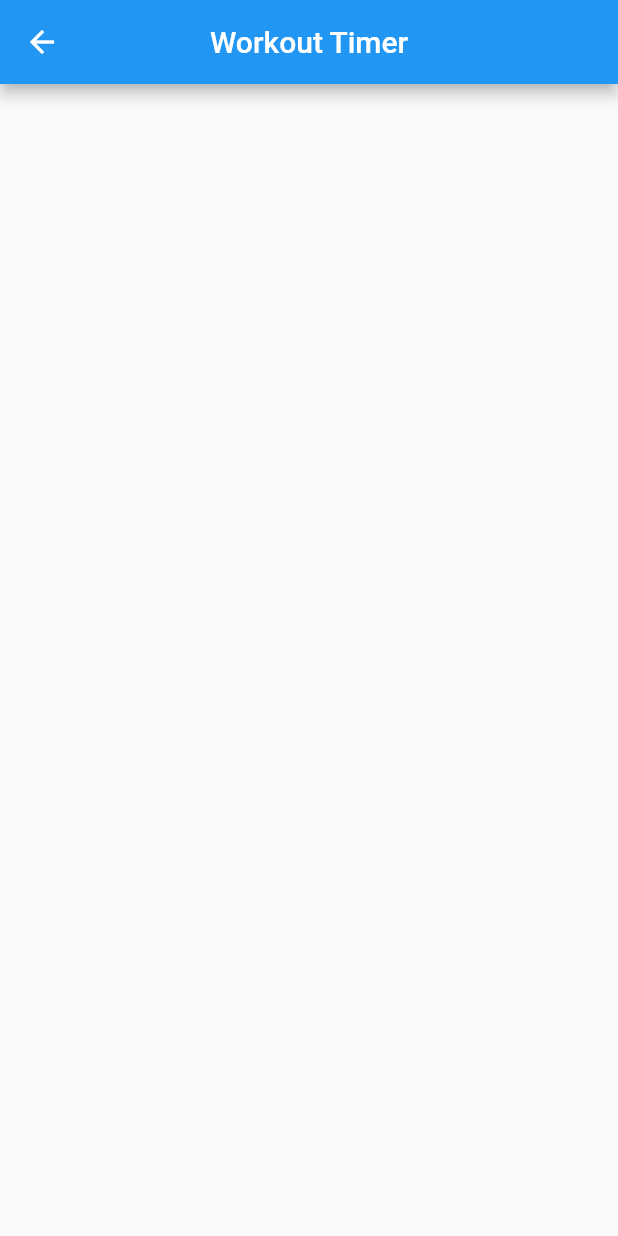
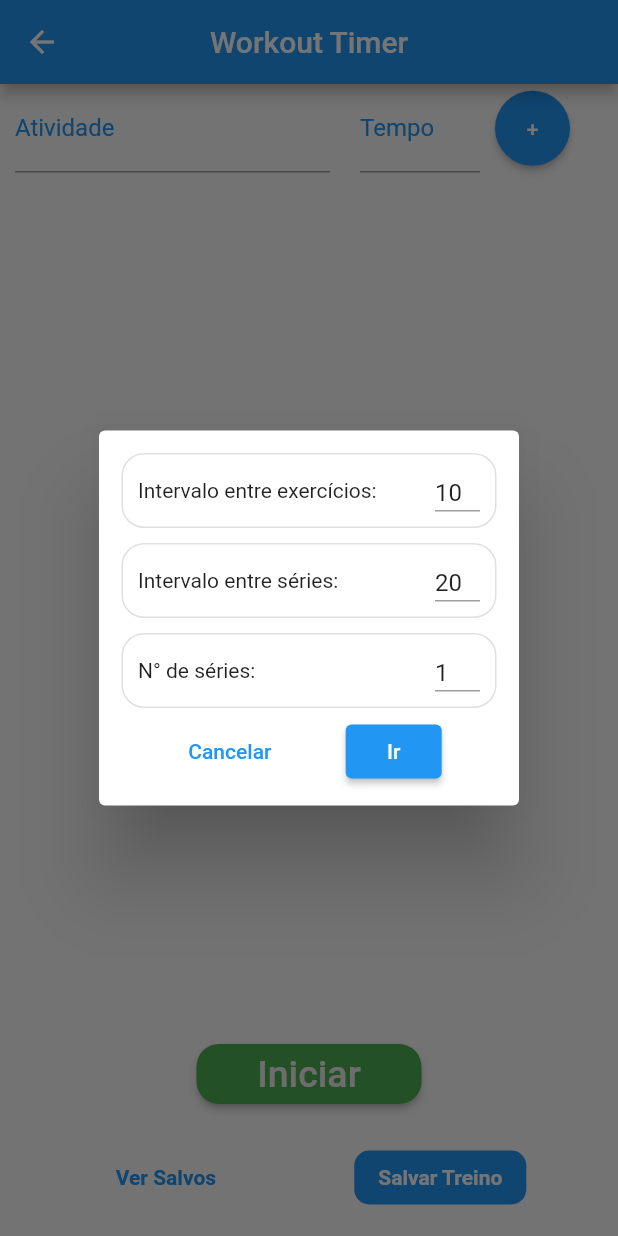
Before and after one commit to RafaelSetton/Rafael-Setton-App, a Flutter app: the Edit screen opened by its route, after a tap on "Iniciar", on a phone screen of 412 x 824 dp. Run offline on Flutter 3.47's test engine with Material 2 defaults, Android fonts, the phone set to English and light mode, and no system bars; our stand-ins replace circular_countdown_timer, cloud_firestore, firebase_core, flutter_tts, shared_preferences; missing offline and left inert: function_tree; accounts and stored records are empty.

Commit message:
Update Workout Timer

```diff
--- a/lib/pages/colorGame/index.dart
+++ b/lib/pages/colorGame/index.dart
@@ -101,8 +101,8 @@ class _ColorGamePageState extends State<ColorGamePage> {
 
         String email = (await RAM.read("user"))!;
         UserModel user = (await UserDB.show(email))!;
-        if (results > user.data["colorgamepts"]) {
-          user.data["colorgamepts"] = results;
+        if (results > user.data.colorGamePts) {
+          user.data.colorGamePts = results;
           await UserDB.post(user);
         }
       }
--- a/lib/pages/register/index.dart
+++ b/lib/pages/register/index.dart
@@ -3,6 +3,7 @@ import 'package:flutter/material.dart';
 import 'package:sql_treino/services/cryptography/cryptography.dart';
 import 'package:sql_treino/services/database/storage.dart';
 import 'package:sql_treino/shared/functions/emptyValidator.dart';
+import 'package:sql_treino/shared/models/userDataModel.dart';
 import 'package:sql_treino/shared/models/userModel.dart';
 import 'package:sql_treino/shared/themes/theme.dart';
 import 'package:sql_treino/shared/widgets/alertWidget.dart';
@@ -84,7 +85,7 @@ class _RegisterPageState extends State<RegisterPage> {
       email: _email.text.trim(),
       password: Cryptography.encrypt(_password.text),
       birthday: "${_birthday.day}/${_birthday.month}/${_birthday.year}",
-      data: {"todos": [], "colorgamepts": 0},
+      data: UserDataModel(colorGamePts: 0, todos: [], workouts: {}),
     );
     String err = await UserDB.post(user, create: true);
     switch (err) {
--- a/lib/pages/workoutTimer/editPage.dart
+++ b/lib/pages/workoutTimer/editPage.dart
@@ -1,9 +1,11 @@
 import 'dart:async';
 import 'dart:convert';
 import 'package:flutter/material.dart';
+import 'package:sql_treino/pages/workoutTimer/selectionDialog.dart';
 import 'package:sql_treino/pages/workoutTimer/shared.dart';
 import 'package:sql_treino/services/database/storage.dart';
 import 'package:sql_treino/services/local/RAM.dart';
+import 'package:sql_treino/shared/models/workoutModel.dart';
 
 class Edit extends StatefulWidget {
   @override
@@ -97,8 +99,14 @@ class _EditState extends State<Edit> {
               ),
               child: Text("Salvar"),
               onPressed: () async {
-                Map<String, int> workouts = Map();
-                sequence.forEach((element) => workouts.addAll(element.toMap()));
+                List<WorkoutModel> workouts = sequence
+                    .map(
+                      (element) => WorkoutModel(
+                        title: element.name.text,
+                        duration: int.parse(element.time.text),
+                      ),
+                    )
+                    .toList();
                 await WorkoutDB.post(saveNameController.text, workouts);
 
                 Navigator.pop(context); // Pop Dialog
@@ -118,18 +126,21 @@ class _EditState extends State<Edit> {
   }
 
   Future _loadRAM() async {
-    Map<String, int> workouts = await loadRAM();
-    sequence = [];
-    workouts.forEach((key, value) {
-      sequence.add(createSection(key, value.toString()));
-    });
+    List<WorkoutModel> workouts = await loadRAM();
+    sequence = workouts
+        .map((e) => createSection(e.title, e.duration.toString()))
+        .toList();
 
     setState(() {});
   }
 
   Future _saveRAM() async {
-    Map<String, int> compiled = Map();
-    sequence.forEach((element) => compiled.addAll(element.toMap()));
+    List<Map> compiled = sequence
+        .map((element) => {
+              "title": element.name.text,
+              "duration": int.parse(element.time.text),
+            })
+        .toList();
     await RAM.write("currentWorkout", jsonEncode(compiled));
   }
 
@@ -291,15 +302,16 @@ class _EditState extends State<Edit> {
                   fontSize: 25,
                 ),
               ),
-              onPressed: () {
-                Navigator.pushNamed(context, "/workouttimer-run");
+              onPressed: () async {
+                await showDialog(
+                    context: context, builder: (_) => SelectionDialog());
               },
             ),
           ),
         ],
       ),
       bottomNavigationBar: Row(
-        mainAxisAlignment: MainAxisAlignment.spaceBetween,
+        mainAxisAlignment: MainAxisAlignment.spaceEvenly,
         children: [
           Container(
             padding: EdgeInsets.all(15),
--- /dev/null
+++ b/lib/pages/workoutTimer/selectionDialog.dart
@@ -0,0 +1,124 @@
+import 'dart:convert';
+
+import 'package:flutter/material.dart';
+import 'package:flutter/services.dart';
+import 'package:sql_treino/services/local/RAM.dart';
+import 'package:sql_treino/shared/models/workoutModel.dart';
+
+class SelectionDialog extends StatefulWidget {
+  const SelectionDialog({Key? key}) : super(key: key);
+
+  @override
+  _SelectionDialogState createState() => _SelectionDialogState();
+}
+
+class _SelectionDialogState extends State<SelectionDialog> {
+  TextEditingController exerciseIntervalController =
+      TextEditingController(text: "10");
+  TextEditingController seriesIntervalController =
+      TextEditingController(text: "20");
+  TextEditingController seriesCountController =
+      TextEditingController(text: "1");
+
+  void onChanged(TextEditingController controller) {
+    if (controller.text.isEmpty)
+      controller.text = "0";
+    else if (controller.text.length > 1 && controller.text.startsWith("0"))
+      controller.text = controller.text.substring(1);
+    controller.selection =
+        TextSelection.collapsed(offset: controller.text.length);
+  }
+
+  void saveAndPop() async {
+    List<WorkoutModel> workouts = List<Map<String, dynamic>>.from(
+            jsonDecode((await RAM.read("currentWorkout"))!))
+        .map((e) => WorkoutModel.fromMap(e))
+        .toList();
+
+    // Add Pausas
+    for (int i = 1; i <= workouts.length; i += 2)
+      workouts.insert(
+        i,
+        WorkoutModel(
+          title: "Pausa",
+          duration: int.tryParse(exerciseIntervalController.text) ?? 0,
+        ),
+      );
+    workouts.removeLast();
+    workouts.add(
+      WorkoutModel(
+        title: "Pausa",
+        duration: int.tryParse(seriesIntervalController.text) ?? 0,
+      ),
+    );
+
+    // Multiplica
+    for (int i = 1; i < (int.tryParse(seriesCountController.text) ?? 0); i++)
+      workouts.addAll(workouts);
+    workouts.removeLast();
+
+    await RAM.write(
+        "currentWorkout", jsonEncode(workouts.map((e) => e.toMap()).toList()));
+    Navigator.pushReplacementNamed(context, "/workouttimer-run");
+  }
+
+  Widget itemField(String label, TextEditingController controller) {
+    return Container(
+      height: 50,
+      decoration: BoxDecoration(
+        border: Border.all(color: Colors.black12),
+        borderRadius: BorderRadius.circular(15),
+      ),
+      margin: EdgeInsets.all(5),
+      padding: EdgeInsets.all(10),
+      child: Row(
+        mainAxisAlignment: MainAxisAlignment.spaceBetween,
+        children: [
+          Text(label + ':'),
+          Container(
+            height: 30,
+            width: 30,
+            child: TextField(
+                controller: controller,
+                keyboardType: TextInputType.number,
+                inputFormatters: [FilteringTextInputFormatter.digitsOnly],
+                onChanged: (String text) => onChanged(controller)),
+          ),
+        ],
+      ),
+    );
+  }
+
+  @override
+  Widget build(BuildContext context) {
+    return Dialog(
+      child: Container(
+        height: 250,
+        width: 250,
+        padding: EdgeInsets.all(10),
+        child: Form(
+          child: Container(
+            child: Column(
+              children: [
+                itemField(
+                    "Intervalo entre exercícios", exerciseIntervalController),
+                itemField("Intervalo entre séries", seriesIntervalController),
+                itemField("N° de séries", seriesCountController),
+                Row(
+                  mainAxisAlignment: MainAxisAlignment.spaceEvenly,
+                  children: [
+                    TextButton(
+                      onPressed: () => Navigator.pop(context),
+                      child: Text("Cancelar"),
+                    ),
+                    ElevatedButton(onPressed: saveAndPop, child: Text("Ir")),
+                  ],
+                )
+              ],
+            ),
+          ),
+        ),
+      ),
+    );
+  }
+}
--- a/lib/pages/workoutTimer/shared.dart
+++ b/lib/pages/workoutTimer/shared.dart
@@ -2,6 +2,7 @@ import 'dart:convert';
 
 import 'package:flutter/material.dart';
 import 'package:sql_treino/services/local/RAM.dart';
+import 'package:sql_treino/shared/models/workoutModel.dart';
 
 class Section {
   TextEditingController name;
@@ -26,7 +27,10 @@ class Section {
   }
 }
 
-Future<Map<String, int>> loadRAM() async {
-  dynamic read = (await RAM.read('currentWorkout'));
-  return Map<String, int>.from(jsonDecode(read ?? "{}"));
+Future<List<WorkoutModel>> loadRAM() async {
+  String? read = await RAM.read('currentWorkout');
+  if (read == null) return [];
+  List<Map<String, dynamic>> maps =
+      List<Map<String, dynamic>>.from(jsonDecode(read));
+  return maps.map((e) => WorkoutModel.fromMap(e)).toList();
 }
--- a/lib/shared/functions/loadVars.dart
+++ b/lib/shared/functions/loadVars.dart
@@ -4,7 +4,7 @@ import 'package:sql_treino/services/database/storage.dart';
 import 'package:sql_treino/services/local/RAM.dart';
 
 Future loadVars() async {
-  Firebase.initializeApp();
+  await Firebase.initializeApp();
   RAM.prefs = await SharedPreferences.getInstance();
   WorkoutDB.userEmail = await RAM.read("user") ?? "";
 }
--- /dev/null
+++ b/lib/shared/models/workoutModel.dart
@@ -0,0 +1,54 @@
+import 'dart:convert';
+
+class WorkoutModel {
+  String title;
+  int duration;
+  WorkoutModel({
+    required this.title,
+    required this.duration,
+  });
+
+  WorkoutModel copyWith({
+    String? title,
+    int? duration,
+  }) {
+    return WorkoutModel(
+      title: title ?? this.title,
+      duration: duration ?? this.duration,
+    );
+  }
+
+  Map<String, dynamic> toMap() {
+    return {
+      'title': title,
+      'duration': duration,
+    };
+  }
+
+  factory WorkoutModel.fromMap(Map<String, dynamic> map) {
+    return WorkoutModel(
+      title: map['title'],
+      duration: map['duration'],
+    );
+  }
+
+  String toJson() => json.encode(toMap());
+
+  factory WorkoutModel.fromJson(String source) =>
+      WorkoutModel.fromMap(json.decode(source));
+
+  @override
+  String toString() => 'WorkoutModel(title: $title, duration: $duration)';
+
+  @override
+  bool operator ==(Object other) {
+    if (identical(this, other)) return true;
+
+    return other is WorkoutModel &&
+        other.title == title &&
+        other.duration == duration;
+  }
+
+  @override
+  int get hashCode => title.hashCode ^ duration.hashCode;
+}
--- /dev/null
+++ b/lib/shared/models/workoutSetModel.dart
@@ -0,0 +1,12 @@
+import 'package:sql_treino/shared/models/workoutModel.dart';
+
+class WorkoutSetModel {
+  List<WorkoutModel> workouts;
+
+  WorkoutSetModel({required this.workouts});
+
+  WorkoutSetModel.fromMapList(List<Map<String, dynamic>> data)
+      : this.workouts = data.map((e) => WorkoutModel.fromMap(e)).toList();
+
+  toMapList() => this.workouts.map((e) => e.toMap()).toList();
+}
```
Also changed, not shown: lib/pages/splash/index.dart (+14 -0 lines), lib/pages/toDo/index.dart (+14 -15 lines), lib/pages/workoutTimer/runPage.dart (+11 -10 lines), lib/pages/workoutTimer/savedPage.dart (+5 -3 lines), lib/services/database/storage.dart (+17 -15 lines), lib/shared/models/toDoModel.dart (added, +52 -0 lines), lib/shared/models/userDataModel.dart (added, +74 -0 lines), lib/shared/models/userModel.dart (+6 -6 lines), lib/shared/widgets/alertWidget.dart (+9 -6 lines), 1 other file.
